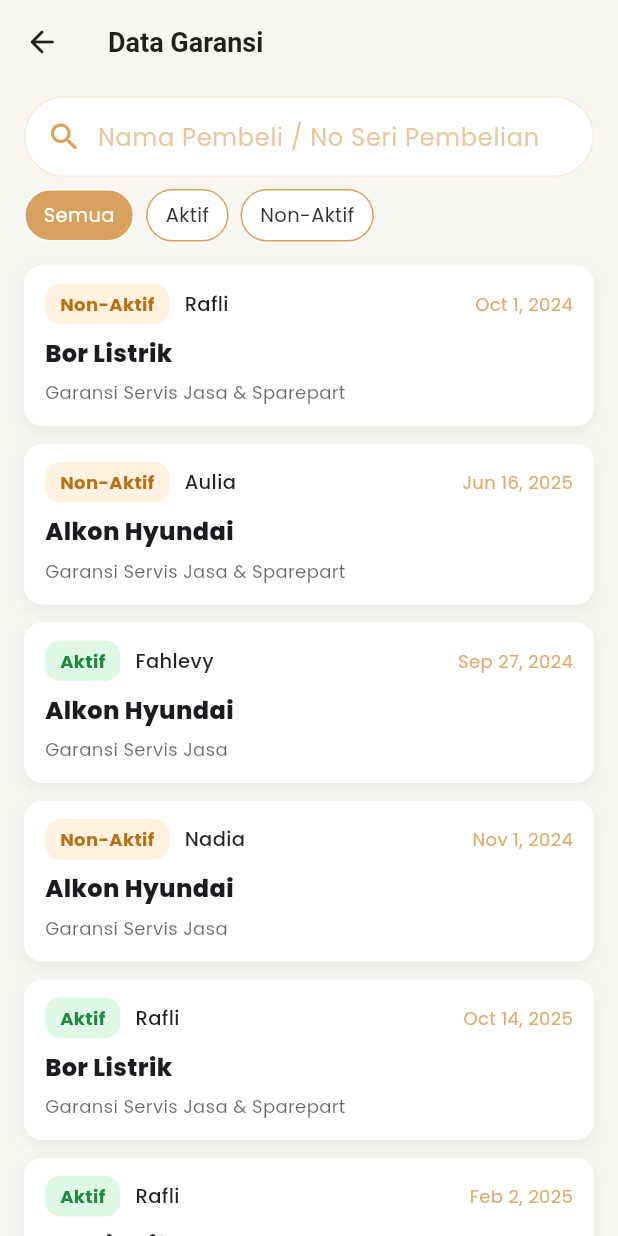
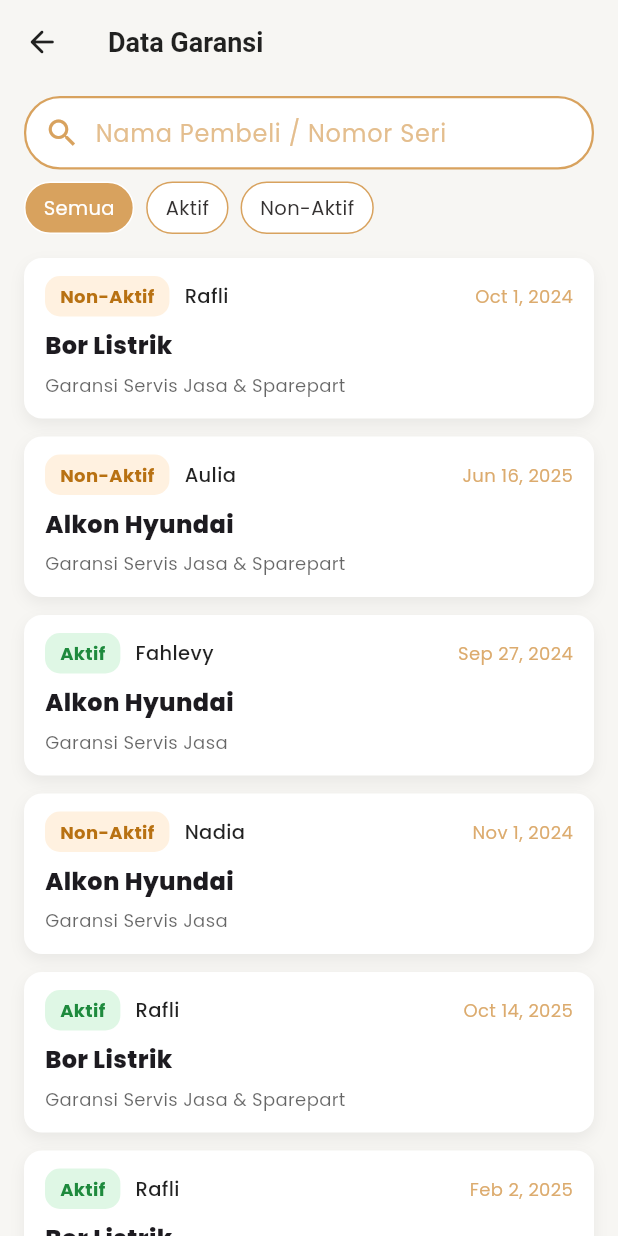
Before and after one commit to wahabsyahranie/ptkita, a Flutter app: the DataGaransiPage screen opened directly, on a phone screen of 412 x 824 dp. Run offline on Flutter 3.47's test engine with Material 3 defaults, Android fonts, the phone set to English and light mode, and no system bars; project files that could hold a hidden picture were left out.

Commit message:
Reusable Searc Bar dengan Controller, hint,& onchanged

```diff
--- a/lib/pages/home_page.dart
+++ b/lib/pages/home_page.dart
@@ -13,6 +13,8 @@ class HomePage extends StatefulWidget {
 }
 
 class _HomePageState extends State<HomePage> {
+  // 👉 menambah controller search bar di sini
+  final TextEditingController _search = TextEditingController();
   final GlobalKey<ScaffoldState> _scaffoldKey = GlobalKey<ScaffoldState>();
   int _currentIndex = 0;
 
@@ -92,7 +94,8 @@ class _HomePageState extends State<HomePage> {
                 ],
               ),
               const SizedBox(height: 25),
-              SearchBarWidget(),
+              // search bar versi baru
+              SearchBarWidget(controller: _search),
             ],
           ),
         ),
--- a/lib/pages/warranty_history_page.dart
+++ b/lib/pages/warranty_history_page.dart
@@ -1,6 +1,7 @@
 import 'dart:math';
 import 'package:flutter/material.dart';
 import 'package:flutter_kita/styles/colors.dart';
+import 'package:flutter_kita/widget/search_bar_widget.dart';
 
 /// Data Garansi page
 /// - Search bar
@@ -79,9 +80,10 @@ class _DataGaransiPageState extends State<DataGaransiPage> {
             // Search bar
             Padding(
               padding: const EdgeInsets.fromLTRB(16, 8, 16, 8),
-              child: _SearchBar(
+              child: SearchBarWidget(
                 controller: _search,
-                onChanged: () => setState(() {}),
+                hintText: 'Nama Pembeli / Nomor Seri',
+                onChanged: (_) => setState(() {}),
               ),
             ),
 
@@ -145,54 +147,54 @@ class _DataGaransiPageState extends State<DataGaransiPage> {
 }
 
 /// Search bar widget (keadaan stateless; parent memaksa rebuild)
-class _SearchBar extends StatelessWidget {
-  const _SearchBar({required this.controller, required this.onChanged});
-  final TextEditingController controller;
-  final VoidCallback onChanged;
+// class _SearchBar extends StatelessWidget {
+//   const _SearchBar({required this.controller, required this.onChanged});
+//   final TextEditingController controller;
+//   final VoidCallback onChanged;
 
-  @override
-  Widget build(BuildContext context) {
-    return Container(
-      padding: const EdgeInsets.symmetric(horizontal: 14, vertical: 10),
-      decoration: BoxDecoration(
-        color: MyColors.white,
-        borderRadius: BorderRadius.circular(28),
-        border: Border.all(color: MyColors.secondary.withOpacity(0.22)),
-      ),
-      child: Row(
-        children: [
-          Icon(Icons.search_rounded, color: MyColors.secondary),
-          const SizedBox(width: 10),
-          Expanded(
-            child: TextField(
-              controller: controller,
-              onChanged: (_) => onChanged(),
-              decoration: InputDecoration(
-                hintText: 'Nama Pembeli / No Seri Pembelian',
-                hintStyle: TextStyle(
-                  color: MyColors.secondary.withOpacity(0.6),
-                ),
-                border: InputBorder.none,
-                isDense: true,
-              ),
-            ),
-          ),
-          if (controller.text.isNotEmpty)
-            GestureDetector(
-              onTap: () {
-                controller.clear();
-                onChanged();
-              },
-              child: Icon(
-                Icons.close_rounded,
-                color: MyColors.secondary.withOpacity(0.7),
-              ),
-            ),
-        ],
-      ),
-    );
-  }
-}
+//   @override
+//   Widget build(BuildContext context) {
+//     return Container(
+//       padding: const EdgeInsets.symmetric(horizontal: 14, vertical: 10),
+//       decoration: BoxDecoration(
+//         color: MyColors.white,
+//         borderRadius: BorderRadius.circular(28),
+//         border: Border.all(color: MyColors.secondary.withOpacity(0.22)),
+//       ),
+//       child: Row(
+//         children: [
+//           Icon(Icons.search_rounded, color: MyColors.secondary),
+//           const SizedBox(width: 10),
+//           Expanded(
+//             child: TextField(
+//               controller: controller,
+//               onChanged: (_) => onChanged(),
+//               decoration: InputDecoration(
+//                 hintText: 'Nama Pembeli / No Seri Pembelian',
+//                 hintStyle: TextStyle(
+//                   color: MyColors.secondary.withOpacity(0.6),
+//                 ),
+//                 border: InputBorder.none,
+//                 isDense: true,
+//               ),
+//             ),
+//           ),
+//           if (controller.text.isNotEmpty)
+//             GestureDetector(
+//               onTap: () {
+//                 controller.clear();
+//                 onChanged();
+//               },
+//               child: Icon(
+//                 Icons.close_rounded,
+//                 color: MyColors.secondary.withOpacity(0.7),
+//               ),
+//             ),
+//         ],
+//       ),
+//     );
+//   }
+// }
 
 /// small toggle-like chip button
 class _FilterChipButton extends StatelessWidget {
--- a/lib/widget/search_bar_widget.dart
+++ b/lib/widget/search_bar_widget.dart
@@ -1,16 +1,27 @@
 import 'package:flutter/material.dart';
-import 'package:flutter_kita/styles/colors.dart';
+import 'package:flutter_kita/styles/colors.dart'; // sesuaikan nama package jika perlu
 
+/// Reusable search bar widget dengan controller, hint, dan onChanged.
 class SearchBarWidget extends StatelessWidget {
-  const SearchBarWidget({super.key});
+  final TextEditingController controller;
+  final String hintText;
+  final ValueChanged<String>? onChanged;
+
+  const SearchBarWidget({
+    super.key,
+    required this.controller,
+    this.hintText = 'Cari sesuatu...',
+    this.onChanged,
+  });
 
   @override
   Widget build(BuildContext context) {
     return Container(
-      padding: EdgeInsets.symmetric(horizontal: 12, vertical: 7),
+      padding: const EdgeInsets.symmetric(horizontal: 12, vertical: 7),
       decoration: BoxDecoration(
         borderRadius: BorderRadius.circular(24),
         border: Border.all(color: MyColors.secondary, width: 1.5),
+        color: Colors.white,
       ),
       child: Row(
         children: [
@@ -18,6 +29,8 @@ class SearchBarWidget extends StatelessWidget {
           const SizedBox(width: 10),
           Expanded(
             child: TextField(
+              controller: controller, // <- pake controller parent
+              onChanged: onChanged, // <- optional callback
               style: TextStyle(
                 color: MyColors.secondary,
                 fontWeight: FontWeight.w400,
@@ -25,14 +38,33 @@ class SearchBarWidget extends StatelessWidget {
               ),
               cursorColor: MyColors.secondary,
               decoration: InputDecoration(
-                hintText: 'Cari sesuatu...',
+                hintText: hintText, // <- pake hintText param
                 hintStyle: TextStyle(
                   color: MyColors.secondary.withOpacity(0.7),
                   fontSize: 16,
                 ),
                 border: InputBorder.none,
+                isDense: true,
               ),
             ),
+          ),
+
+          // optional: clear button that appears when text exists
+          ValueListenableBuilder<TextEditingValue>(
+            valueListenable: controller,
+            builder: (_, value, __) {
+              if (value.text.isEmpty) return const SizedBox.shrink();
+              return GestureDetector(
+                onTap: () {
+                  controller.clear();
+                  if (onChanged != null) onChanged!('');
+                },
+                child: Icon(
+                  Icons.close_rounded,
+                  color: MyColors.secondary.withOpacity(0.7),
+                ),
+              );
+            },
           ),
         ],
       ),
```
